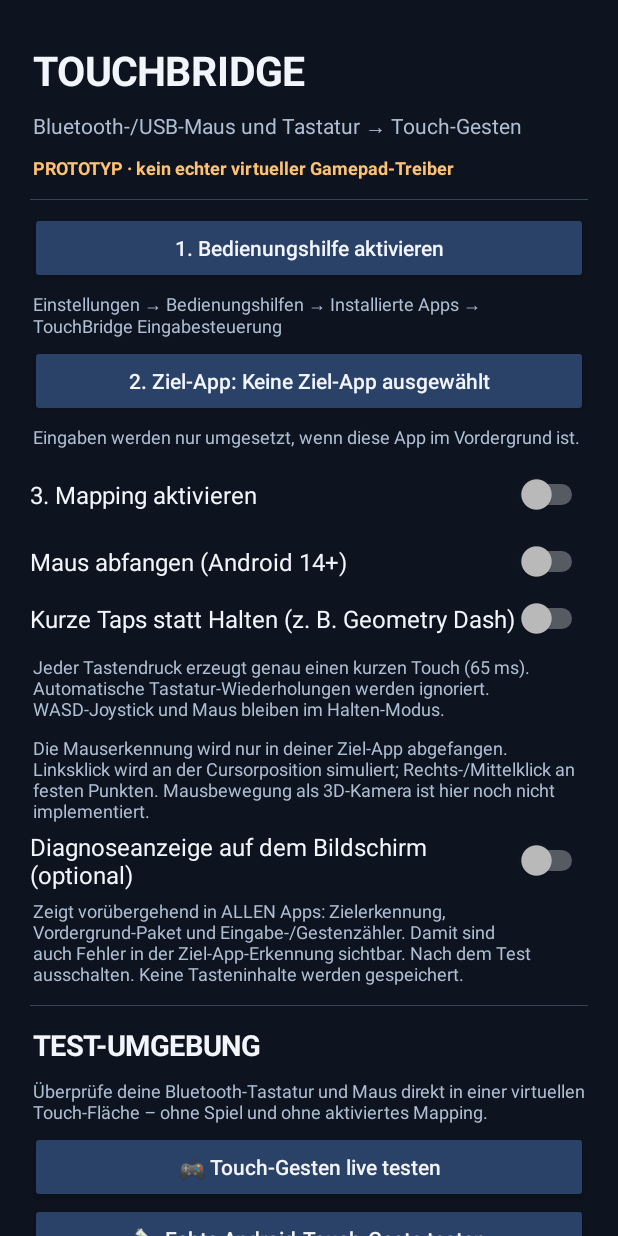
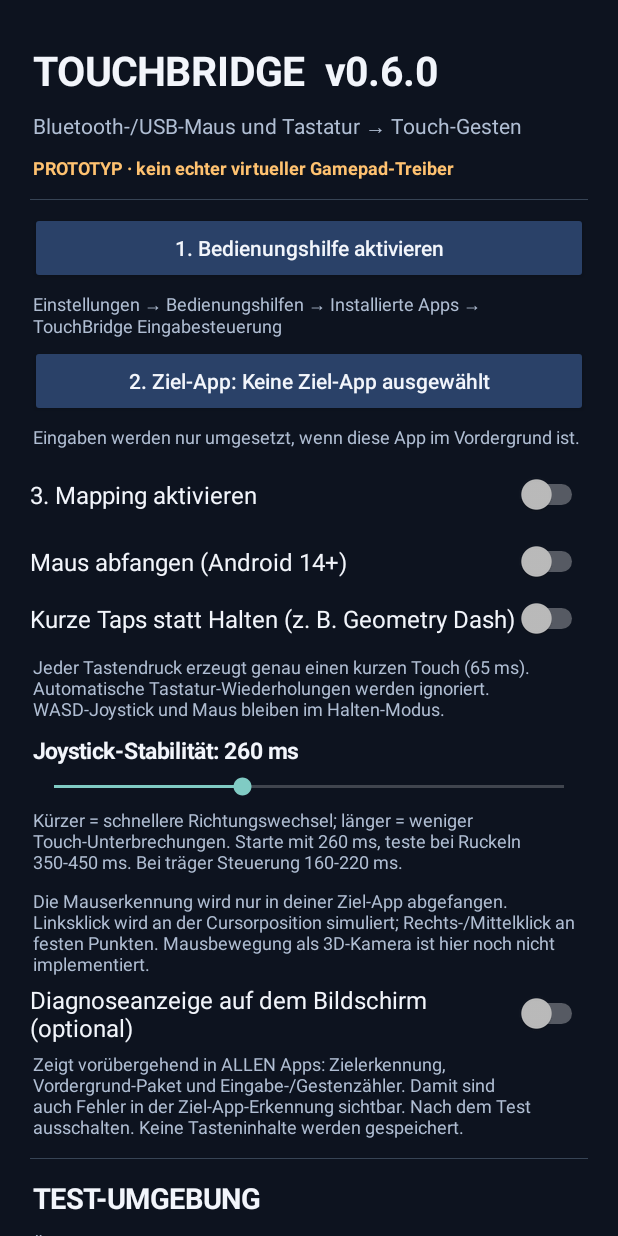
Before and after one commit to Rostbar/touchbridge-android, an Android app: the screen it shows after launch (MainActivity), on a phone screen of 412 x 824 dp. Run offline under Robolectric (Android 15) with nearby library versions, the phone set to English and light mode, and no system bars.

Commit message:
Smooth joystick v0.6

```diff
--- a/app/build.gradle
+++ b/app/build.gradle
@@ -10,8 +10,8 @@ android {
         applicationId 'de.touchbridge.app'
         minSdk 26
         targetSdk 35
-        versionCode 5
-        versionName '0.5.0'
+        versionCode 6
+        versionName '0.6.0'
     }
 
     compileOptions {
--- a/app/src/main/java/de/touchbridge/app/MainActivity.java
+++ b/app/src/main/java/de/touchbridge/app/MainActivity.java
@@ -18,6 +18,7 @@ import android.widget.Button;
 import android.widget.EditText;
 import android.widget.LinearLayout;
 import android.widget.ScrollView;
+import android.widget.SeekBar;
 import android.widget.Switch;
 import android.widget.TextView;
 import android.widget.Toast;
@@ -72,7 +73,7 @@ public class MainActivity extends Activity {
         scroller.addView(body);
         setContentView(scroller);
 
-        body.addView(label("TOUCHBRIDGE", 27, TEXT, true));
+        body.addView(label("TOUCHBRIDGE  v0.6.0", 27, TEXT, true));
         body.addView(label("Bluetooth-/USB-Maus und Tastatur → Touch-Gesten", 14, MUTED, false));
         body.addView(label("PROTOTYP · kein echter virtueller Gamepad-Treiber", 12, Color.rgb(255, 194, 112), true));
         separator();
@@ -131,6 +132,33 @@ public class MainActivity extends Activity {
             "Automatische Tastatur-Wiederholungen werden ignoriert. WASD-Joystick und Maus bleiben im Halten-Modus.",
             12, MUTED, false));
 
+        // Fortnite-style virtual joystick: tune the duration of each continued hold.
+        // Longer segments reduce dispatch boundaries; shorter ones react faster to WASD changes.
+        final int minHold = 120;
+        final int maxHold = 500;
+        int currentHold = Math.max(minHold, Math.min(maxHold,
+            MappingStore.prefs(this).getInt(MapperService.HOLD_SEGMENT_MS, 260)));
+        TextView holdLabel = label("Joystick-Stabilität: " + currentHold + " ms", 15, TEXT, true);
+        body.addView(holdLabel);
+        SeekBar holdSeek = new SeekBar(this);
+        holdSeek.setMax(maxHold - minHold);
+        holdSeek.setProgress(currentHold - minHold);
+        holdSeek.setOnSeekBarChangeListener(new SeekBar.OnSeekBarChangeListener() {
+            @Override public void onProgressChanged(SeekBar bar, int progress, boolean fromUser) {
+                int value = minHold + progress;
+                holdLabel.setText("Joystick-Stabilität: " + value + " ms");
+            }
+            @Override public void onStartTrackingTouch(SeekBar bar) { }
+            @Override public void onStopTrackingTouch(SeekBar bar) {
+                MappingStore.prefs(MainActivity.this).edit()
+                    .putInt(MapperService.HOLD_SEGMENT_MS, minHold + bar.getProgress()).apply();
+            }
+        });
+        body.addView(holdSeek);
+        body.addView(label("Kürzer = schnellere Richtungswechsel; länger = weniger Touch-Unterbrechungen. " +
+            "Starte mit 260 ms, teste bei Ruckeln 350-450 ms. Bei träger Steuerung 160-220 ms.",
+            12, MUTED, false));
+
         body.addView(label("Die Mauserkennung wird nur in deiner Ziel-App abgefangen. Linksklick wird an der Cursorposition simuliert; Rechts-/Mittelklick an festen Punkten. Mausbewegung als 3D-Kamera ist hier noch nicht implementiert.", 12, MUTED, false));
         Switch diagnosis = new Switch(this);
         diagnosis.setText("Diagnoseanzeige auf dem Bildschirm (optional)");
@@ -170,7 +198,7 @@ public class MainActivity extends Activity {
         body.addView(reset);
         separator();
         body.addView(label("Hinweise", 16, TEXT, true));
-        body.addView(label("• WASD simuliert einen kontinuierlichen virtuellen Joystick. Andere Tasten halten Touch, außer wenn der neue Tap-Modus aktiv ist.\n• Keine Internet-Berechtigung, keine Protokollierung von Tastendrücken.\n• Manche Spiele ignorieren simulierte Gesten oder verbieten Mapping-Tools.\n• Falls Android die Bedienungshilfe blockiert: App-Info → Drei-Punkte-Menü → Eingeschränkte Einstellungen zulassen (nur wenn du dem eigenen APK vertraust).\n• Bei Problemen Mapping jederzeit deaktivieren.", 13, MUTED, false));
+        body.addView(label("• WASD nutzt fortgesetzte Touch-Gesten (mit einstellbarer Halteabschnitt-Laenge). Andere Tasten halten Touch, außer wenn der neue Tap-Modus aktiv ist.\n• Keine Internet-Berechtigung, keine Protokollierung von Tastendrücken.\n• Manche Spiele ignorieren simulierte Gesten oder verbieten Mapping-Tools.\n• Falls Android die Bedienungshilfe blockiert: App-Info → Drei-Punkte-Menü → Eingeschränkte Einstellungen zulassen (nur wenn du dem eigenen APK vertraust).\n• Bei Problemen Mapping jederzeit deaktivieren.", 13, MUTED, false));
     }
 
     private void addBinding(MappingStore.Binding b) {
```
Also changed, not shown: app/src/main/java/de/touchbridge/app/MapperService.java (+32 -4 lines), 1 other file.
